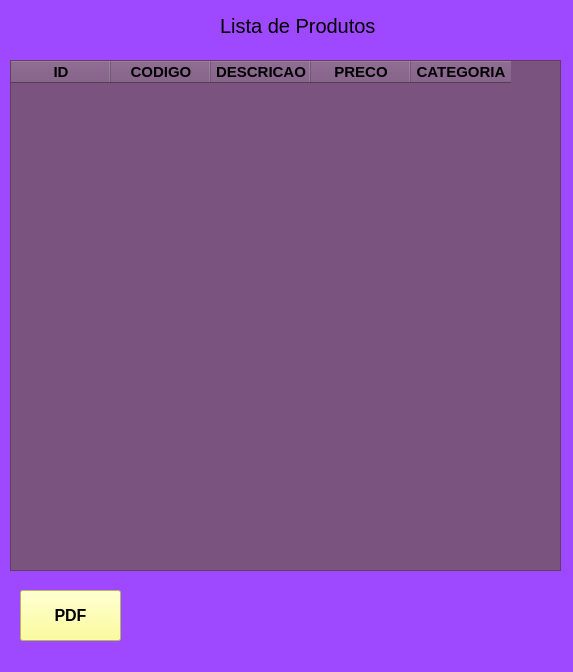
geovanavillafranca/cadastro_de_produtos, file listar_dados.ui: the form before one commit.
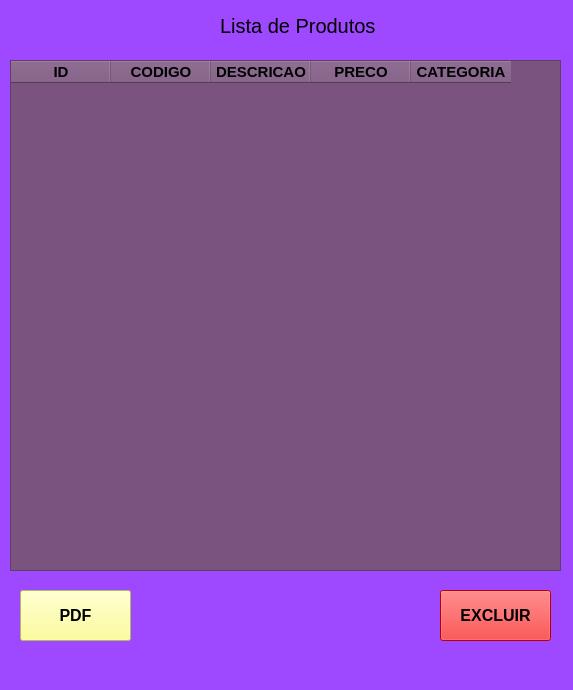
The form after the commit.

Commit message: foi feito o botao de exluir e sua funcao, esta excluindo na tabela e no banco de dados

```diff
--- a/listar_dados.ui
+++ b/listar_dados.ui
@@ -7,7 +7,7 @@
     <x>0</x>
     <y>0</y>
     <width>573</width>
-    <height>672</height>
+    <height>690</height>
    </rect>
   </property>
   <property name="windowTitle">
@@ -120,7 +120,7 @@
      <rect>
       <x>20</x>
       <y>590</y>
-      <width>101</width>
+      <width>111</width>
       <height>51</height>
      </rect>
     </property>
@@ -138,6 +138,29 @@
      <string>PDF</string>
     </property>
    </widget>
+   <widget class="QPushButton" name="pushButton_2">
+    <property name="geometry">
+     <rect>
+      <x>440</x>
+      <y>590</y>
+      <width>111</width>
+      <height>51</height>
+     </rect>
+    </property>
+    <property name="font">
+     <font>
+      <pointsize>12</pointsize>
+      <weight>75</weight>
+      <bold>true</bold>
+     </font>
+    </property>
+    <property name="styleSheet">
+     <string notr="true">background-color: rgb(255, 0, 0);</string>
+    </property>
+    <property name="text">
+     <string>EXCLUIR</string>
+    </property>
+   </widget>
   </widget>
   <widget class="QMenuBar" name="menubar">
    <property name="geometry">
```
The commit also changes 1 other file.
